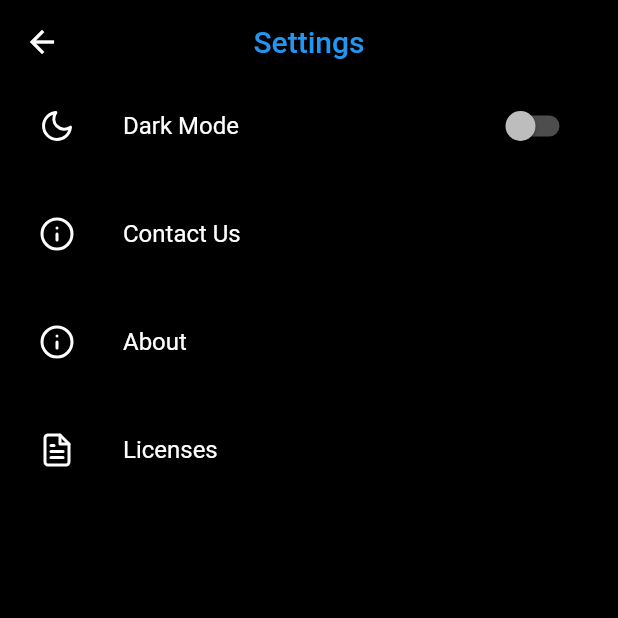
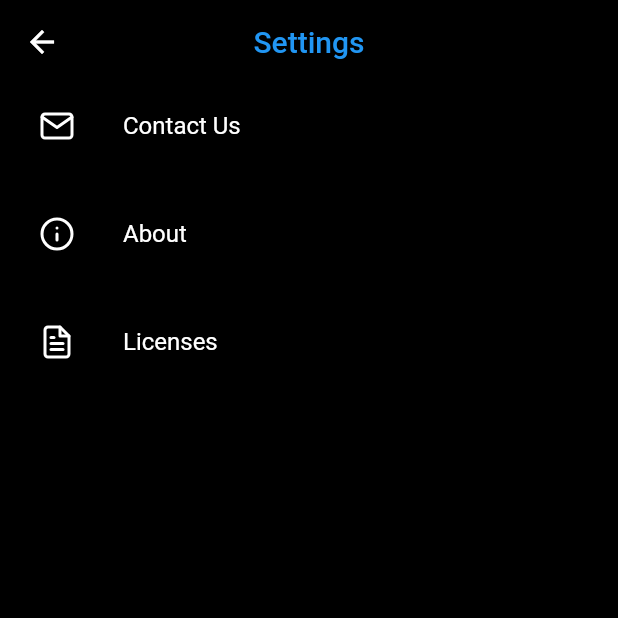
Before and after one commit to MeherajUlMahmmud/GoCV, a Flutter app: the Settings screen opened directly, on a phone screen of 412 x 824 dp, the top half of it. Run offline on Flutter 3.47's test engine with Material 2 defaults, Android fonts, the phone set to English and light mode, and no system bars; our stand-ins replace flutter_icons, pdf, permission_handler, shared_preferences, sqflite; missing offline and left inert: dropdownfield; accounts and stored records are empty.

Commit message:
Update settings.dart

```diff
--- a/lib/pages/settings.dart
+++ b/lib/pages/settings.dart
@@ -1,9 +1,6 @@
 import 'package:cv_builder/utils/functions.dart';
-import 'package:cv_builder/utils/theme_config.dart';
-import 'package:cv_builder/view_models/app_provider.dart';
 import 'package:flutter/material.dart';
 import 'package:flutter_icons/flutter_icons.dart';
-import 'package:provider/provider.dart';
 
 class Settings extends StatefulWidget {
   @override
@@ -18,12 +15,7 @@ class _SettingsState extends State<Settings> {
     super.initState();
     items = [
       {
-        'icon': Feather.moon,
-        'title': 'Dark Mode',
-        'function': () => _pushPage(showAbout()),
-      },
-      {
-        'icon': Feather.info,
+        'icon': Feather.mail,
         'title': 'Contact Us',
         'function': () => showAbout(),
       },
@@ -60,10 +52,6 @@ class _SettingsState extends State<Settings> {
           physics: NeverScrollableScrollPhysics(),
           itemCount: items.length,
           itemBuilder: (BuildContext context, int index) {
-            if (items[index]['title'] == 'Dark Mode') {
-              return _buildThemeSwitch(items[index]);
-            }
-
             return ListTile(
               onTap: items[index]['function'],
               leading: Icon(
@@ -79,29 +67,6 @@ class _SettingsState extends State<Settings> {
           },
         ),
       ),
-    );
-  }
-
-  Widget _buildThemeSwitch(Map item) {
-    return SwitchListTile(
-      secondary: Icon(
-        item['icon'],
-      ),
-      title: Text(
-        item['title'],
-      ),
-      value: Provider.of<AppProvider>(context).theme == ThemeConfig.lightTheme
-          ? false
-          : true,
-      onChanged: (v) {
-        if (v) {
-          Provider.of<AppProvider>(context, listen: false)
-              .setTheme(ThemeConfig.darkTheme, 'dark');
-        } else {
-          Provider.of<AppProvider>(context, listen: false)
-              .setTheme(ThemeConfig.lightTheme, 'light');
-        }
-      },
     );
   }
 
```
